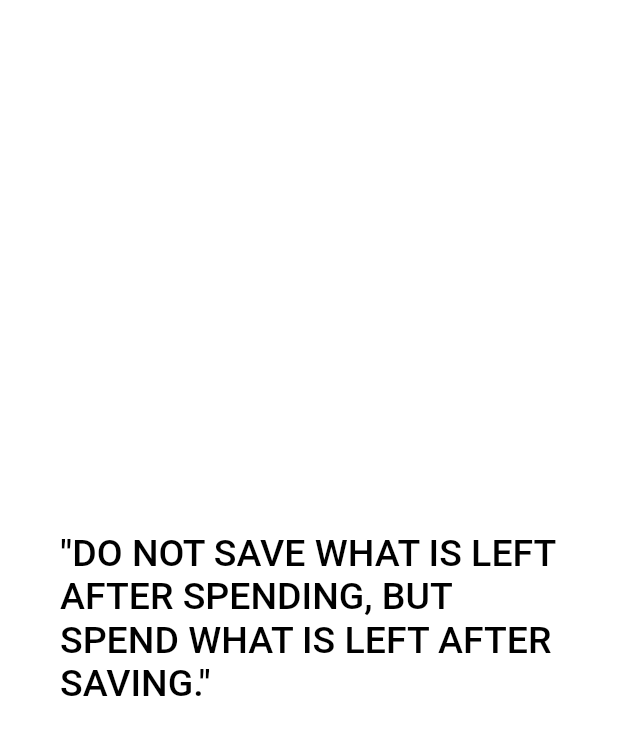
After one commit to Nidhinlalp/SimpleMoneyManager, a Flutter app: the IntroPage2 screen opened directly, on a phone screen of 412 x 824 dp. The commit adds this screen. Shown: the top 735 px of the screen. Run offline on Flutter 3.47's test engine with Material 2 defaults, Android fonts, the phone set to English and light mode, and no system bars; our stand-ins replace curved_navigation_bar, flip_card, flutter_slidable, flutter_zoom_drawer, google_fonts, hive and 3 more; missing offline and left inert: animate_gradient, dart:ffi; accounts and stored records are empty.

Commit message:
last ui update in week 8

```diff
--- a/lib/alldetails/overview_seeall.dart
+++ b/lib/alldetails/overview_seeall.dart
@@ -32,6 +32,7 @@ class OverViewSeeAll extends StatelessWidget {
                       flex: 2,
                       onPressed: (context) {
                         TransactionDb.instance.deleteTransaction(value.id!);
+
                       },
                       backgroundColor: Colors.red,
                       foregroundColor: Colors.white,
--- /dev/null
+++ b/lib/welcome/intropages/introTwo.dart
@@ -0,0 +1,31 @@
+import 'package:flutter/material.dart';
+import 'package:lottie/lottie.dart';
+
+class IntroPage2 extends StatelessWidget {
+  const IntroPage2({super.key});
+
+  @override
+  Widget build(BuildContext context) {
+    return Scaffold(
+      backgroundColor: Colors.white,
+      body: Padding(
+        padding: const EdgeInsets.all(40.0),
+        child: Column(
+          mainAxisAlignment: MainAxisAlignment.spaceEvenly,
+          children: const [
+            Text(
+              '"DO NOT SAVE WHAT IS LEFT AFTER SPENDING, BUT SPEND WHAT IS LEFT AFTER SAVING."',
+              style: TextStyle(
+                  fontSize: 25,
+                  color: Colors.black,
+                  fontWeight: FontWeight.w500),
+            ),
+
+            // Lottie.network(
+            //     'https://assets9.lottiefiles.com/packages/lf20_Y7IjSI2C3v.json'),
+            // Image.asset('lib/images/90507-money-saving.gif'),
+          ],
+        ),
+     ),
+   ); }
+}
--- a/pubspec.yaml
+++ b/pubspec.yaml
@@ -44,6 +44,7 @@ dependencies:
   flip_card: ^0.6.0
   google_fonts: ^3.0.1
 
+
 dev_dependencies:
   build_runner: ^2.3.3
   flutter_lints: ^2.0.0
```
Also changed, not shown: lib/screens/home/screen_home.dart (+1 -35 lines), lib/screens/transactions/screen_transaction.dart (+2 -8 lines), lib/welcome/intropages/introOne.dart (added, +35 -0 lines), lib/welcome/intropages/introTree.dart (added, +35 -0 lines).
